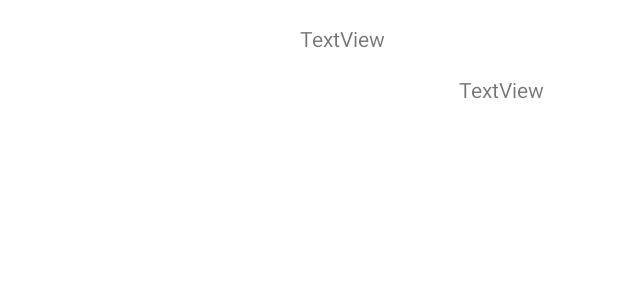
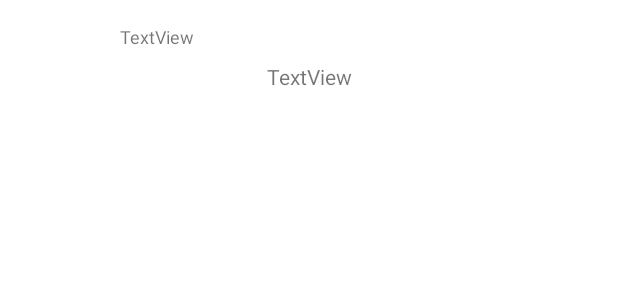
Before and after one commit to sudo-slingshot/AndroidERestaurantLECLECH, an Android app: the layout cell_meal.xml on its own in the app's theme, with its tools: preview values and no code run, on a phone screen of 412 x 824 dp. Shown: the top 300 px of the screen. Run offline under Robolectric (Android 15) with nearby library versions, the phone set to English and light mode, and no system bars; network calls fail.

```diff
--- a/app/src/main/res/layout/cell_meal.xml
+++ b/app/src/main/res/layout/cell_meal.xml
@@ -18,22 +18,24 @@
 
     <TextView
         android:id="@+id/mealTitle"
-        android:layout_width="wrap_content"
-        android:layout_height="wrap_content"
+        android:layout_width="251dp"
+        android:layout_height="25dp"
         android:layout_marginEnd="35dp"
         android:text="TextView"
+        android:textSize="12sp"
+        app:layout_constraintBottom_toBottomOf="@+id/mealImage"
         app:layout_constraintEnd_toEndOf="parent"
+        app:layout_constraintHorizontal_bias="0.0"
         app:layout_constraintStart_toEndOf="@+id/mealImage"
         app:layout_constraintTop_toTopOf="@+id/mealImage"
-        />
+        app:layout_constraintVertical_bias="0.0" />
 
     <TextView
         android:id="@+id/mealPrice"
         android:layout_width="wrap_content"
         android:layout_height="wrap_content"
-        android:layout_marginTop="50dp"
         android:text="TextView"
         app:layout_constraintEnd_toEndOf="parent"
-        app:layout_constraintStart_toEndOf="@+id/mealTitle"
-        app:layout_constraintTop_toTopOf="parent" />
+        app:layout_constraintStart_toStartOf="parent"
+        app:layout_constraintTop_toBottomOf="@+id/mealTitle" />
 </androidx.constraintlayout.widget.ConstraintLayout>
```
